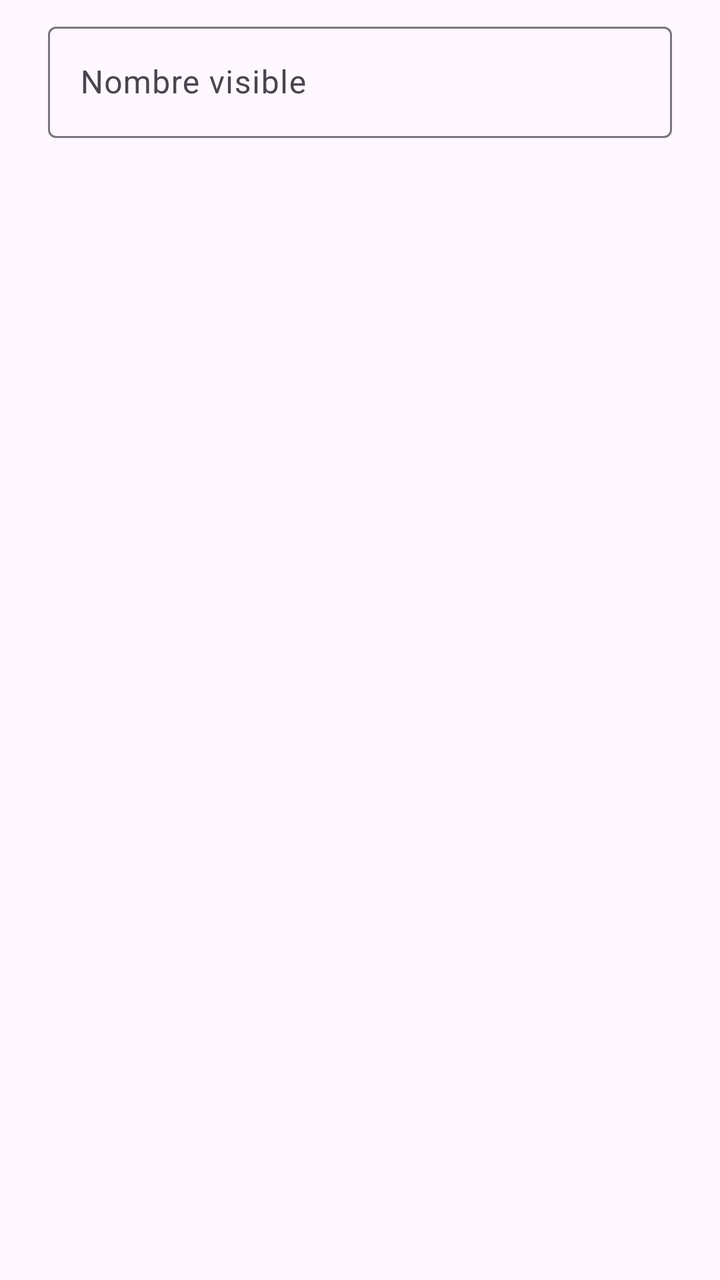
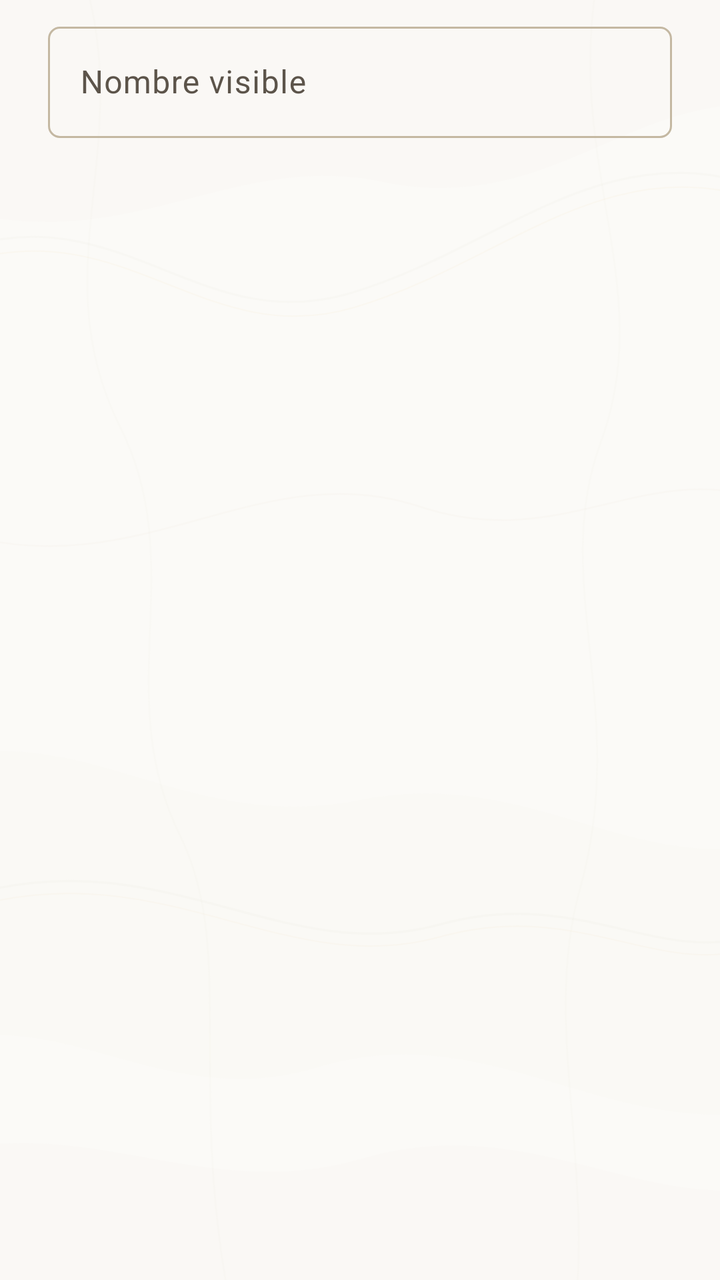

Screens rendered from an Android XML layout before and after an edit, with the pre-edit source and the edit as a unified diff.
<!-- AndroidManifest.xml: application theme Theme.DronePatrol -->
<!-- res/layout/dialog_renombrar.xml -->
<?xml version="1.0" encoding="utf-8"?>
<FrameLayout xmlns:android="http://schemas.android.com/apk/res/android"
    android:layout_width="match_parent"
    android:layout_height="wrap_content"
    android:paddingStart="24dp"
    android:paddingTop="8dp"
    android:paddingEnd="24dp">

    <com.google.android.material.textfield.TextInputLayout
        style="@style/Widget.Material3.TextInputLayout.OutlinedBox"
        android:layout_width="match_parent"
        android:layout_height="wrap_content"
        android:hint="Nombre visible">

        <com.google.android.material.textfield.TextInputEditText
            android:id="@+id/editDisplayName"
            android:layout_width="match_parent"
            android:layout_height="wrap_content"
            android:inputType="text"
            android:maxLength="40" />
    </com.google.android.material.textfield.TextInputLayout>
</FrameLayout>
<!-- resources referenced by this layout -->
<resources>
  <style name="Theme.DronePatrol" parent="Theme.Material3.DayNight.NoActionBar" />
</resources>

<!-- the commit's change to res/layout/dialog_renombrar.xml (unified diff, before → after) -->
@@ -10,7 +10,7 @@
         style="@style/Widget.Material3.TextInputLayout.OutlinedBox"
         android:layout_width="match_parent"
         android:layout_height="wrap_content"
-        android:hint="Nombre visible">
+        android:hint="@string/main_nombre_visible">
 
         <com.google.android.material.textfield.TextInputEditText
             android:id="@+id/editDisplayName"
<!-- resource entries referenced after the edit -->
@@ -1,5 +1,245 @@
 <!-- resources referenced by this layout -->
 <resources>
-  <style name="Theme.DronePatrol" parent="Theme.Material3.DayNight.NoActionBar" />
+  <string name="main_nombre_visible">Nombre visible</string>
+  <style name="Theme.DronePatrol" parent="Theme.Material3.Light.NoActionBar">
+  
+          
+          <item name="colorPrimary">@color/oro_oscuro</item>
+          <item name="colorOnPrimary">@color/marmol_0</item>
+          <item name="colorPrimaryContainer">@color/oro_claro</item>
+          <item name="colorOnPrimaryContainer">@color/tinta</item>
+  
+          <item name="colorSecondary">@color/tinta_media</item>
+          <item name="colorOnSecondary">@color/marmol_0</item>
+          <item name="colorSecondaryContainer">@color/marmol_2</item>
+          <item name="colorOnSecondaryContainer">@color/tinta</item>
+  
+          <item name="colorTertiary">@color/estado_info</item>
+          <item name="colorOnTertiary">@color/marmol_0</item>
+          <item name="colorTertiaryContainer">@color/estado_info_tenue</item>
+          <item name="colorOnTertiaryContainer">@color/tinta</item>
+  
+          <item name="colorError">@color/estado_peligro</item>
+          <item name="colorOnError">@color/marmol_0</item>
+          <item name="colorErrorContainer">@color/estado_peligro_tenue</item>
+          <item name="colorOnErrorContainer">@color/estado_peligro</item>
+  
+          
+          <item name="android:colorBackground">@color/marmol_0</item>
+          <item name="colorOnBackground">@color/tinta</item>
+          <item name="colorSurface">@color/marmol_1</item>
+          <item name="colorOnSurface">@color/tinta</item>
+          <item name="colorSurfaceVariant">@color/marmol_2</item>
+          <item name="colorOnSurfaceVariant">@color/tinta_media</item>
+          <item name="colorSurfaceDim">@color/marmol_2</item>
+          <item name="colorSurfaceBright">@color/marmol_0</item>
+          <item name="colorSurfaceContainerLowest">@color/marmol_0</item>
+          <item name="colorSurfaceContainerLow">@color/marmol_1</item>
+          <item name="colorSurfaceContainer">@color/marmol_1</item>
+          <item name="colorSurfaceContainerHigh">@color/marmol_2</item>
+          <item name="colorSurfaceContainerHighest">@color/marmol_3</item>
+          <item name="colorSurfaceInverse">@color/tinta</item>
+          <item name="colorOnSurfaceInverse">@color/marmol_0</item>
+  
+          
+          <item name="colorOutline">@color/veta_fuerte</item>
+          <item name="colorOutlineVariant">@color/veta</item>
+  
+          <item name="colorControlNormal">@color/tinta_media</item>
+          <item name="colorControlActivated">@color/oro_oscuro</item>
+          <item name="colorControlHighlight">@color/pulsacion_oro</item>
+  
+          <item name="android:textColorPrimary">@color/tinta</item>
+          <item name="android:textColorSecondary">@color/tinta_media</item>
+          <item name="android:textColorTertiary">@color/tinta_suave</item>
+          <item name="android:textColorHint">@color/tinta_suave</item>
+          <item name="android:textColorLink">@color/oro_oscuro</item>
+          <item name="android:textColorHighlight">@color/oro_claro</item>
+  
+          
+          <item name="android:windowBackground">@drawable/fondo_marmol</item>
+          <item name="android:statusBarColor">@color/marmol_0</item>
+          <item name="android:navigationBarColor">@color/marmol_0</item>
+          <item name="android:windowLightStatusBar">true</item>
+          <item name="android:windowLightNavigationBar">true</item>
+  
+          
+          <item name="textAppearanceHeadlineSmall">@style/TextAppearance.DronePatrol.Titulo</item>
+          <item name="textAppearanceTitleLarge">@style/TextAppearance.DronePatrol.TituloSeccion</item>
+  
+          
+          <item name="materialCardViewStyle">@style/Widget.DronePatrol.Tarjeta</item>
+          <item name="materialButtonStyle">@style/Widget.DronePatrol.Boton</item>
+          <item name="materialButtonOutlinedStyle">@style/Widget.DronePatrol.Boton.Secundario</item>
+          <item name="borderlessButtonStyle">@style/Widget.DronePatrol.Boton.Texto</item>
+          <item name="textInputStyle">@style/Widget.DronePatrol.CampoTexto</item>
+          <item name="toolbarStyle">@style/Widget.DronePatrol.BarraSuperior</item>
+          <item name="appBarLayoutStyle">@style/Widget.DronePatrol.BarraSuperior.Contenedor</item>
+          <item name="linearProgressIndicatorStyle">@style/Widget.DronePatrol.BarraProgreso</item>
+          <item name="materialAlertDialogTheme">@style/ThemeOverlay.DronePatrol.Dialogo</item>
+      </style>
+  <color name="oro_oscuro">#8A6A1C</color>
+  <color name="marmol_0">#FBFAF7</color>
+  <color name="oro_claro">#E4CE8A</color>
+  <color name="tinta">#2B2620</color>
+  <color name="tinta_media">#5C544A</color>
+  <color name="marmol_2">#EDE8DE</color>
+  <color name="estado_info">#3D6076</color>
+  <color name="estado_info_tenue">#1A3D6076</color>
+  <color name="estado_peligro">#9C3B30</color>
+  <color name="estado_peligro_tenue">#1A9C3B30</color>
+  <color name="marmol_1">#F5F2EC</color>
+  <color name="marmol_3">#E3DCCE</color>
+  <color name="veta_fuerte">#C4B8A2</color>
+  <color name="veta">#D8CFBE</color>
+  <color name="pulsacion_oro">#26B8912F</color>
+  <color name="tinta_suave">#8A8073</color>
+  <!-- drawable fondo_marmol (drawable) -->
+  <?xml version="1.0" encoding="utf-8"?>
+  <layer-list xmlns:android="http://schemas.android.com/apk/res/android">
+      <item android:drawable="@color/marmol_0" />
+      <item android:drawable="@drawable/veta_marmol" />
+  </layer-list>
+  <style name="TextAppearance.DronePatrol.Titulo" parent="TextAppearance.Material3.HeadlineSmall">
+          <item name="android:fontFamily">serif</item>
+          <item name="fontFamily">serif</item>
+          <item name="android:textColor">@color/tinta</item>
+          <item name="android:letterSpacing">0</item>
+      </style>
+  <style name="TextAppearance.DronePatrol.TituloSeccion" parent="TextAppearance.Material3.TitleLarge">
+          <item name="android:fontFamily">serif</item>
+          <item name="fontFamily">serif</item>
+          <item name="android:textColor">@color/tinta</item>
+          <item name="android:letterSpacing">0</item>
+      </style>
+  <style name="Widget.DronePatrol.Tarjeta" parent="Widget.Material3.CardView.Outlined">
+          <item name="cardBackgroundColor">@color/marmol_1</item>
+          <item name="strokeColor">@color/veta</item>
+          <item name="strokeWidth">@dimen/borde_veta</item>
+          <item name="cardCornerRadius">@dimen/radio</item>
+          <item name="cardElevation">@dimen/elevacion_tarjeta</item>
+      </style>
+  <style name="Widget.DronePatrol.Boton" parent="Widget.Material3.Button">
+          <item name="backgroundTint">@color/relleno_boton_oro</item>
+          <item name="android:textColor">@color/texto_boton_oro</item>
+          <item name="android:foreground">@drawable/velo_metalico</item>
+          <item name="iconTint">@color/texto_boton_oro</item>
+          <item name="rippleColor">@color/pulsacion_tinta</item>
+          <item name="cornerRadius">@dimen/radio_chico</item>
+          <item name="elevation">0dp</item>
+          <item name="android:stateListAnimator">@null</item>
+          <item name="android:insetTop">0dp</item>
+          <item name="android:insetBottom">0dp</item>
+          <item name="android:minHeight">@dimen/alto_boton</item>
+          <item name="android:textAllCaps">false</item>
+          <item name="android:letterSpacing">0.02</item>
+      </style>
+  <style name="Widget.DronePatrol.Boton.Secundario" parent="Widget.Material3.Button.OutlinedButton">
+          <item name="backgroundTint">@color/marmol_1</item>
+          <item name="strokeColor">@color/borde_boton_secundario</item>
+          <item name="strokeWidth">@dimen/borde_veta</item>
+          <item name="android:textColor">@color/texto_boton_secundario</item>
+          <item name="iconTint">@color/texto_boton_secundario</item>
+          <item name="rippleColor">@color/pulsacion_oro</item>
+          <item name="cornerRadius">@dimen/radio_chico</item>
+          <item name="android:insetTop">0dp</item>
+          <item name="android:insetBottom">0dp</item>
+          <item name="android:minHeight">@dimen/alto_boton</item>
+          <item name="android:textAllCaps">false</item>
+          <item name="android:letterSpacing">0.02</item>
+      </style>
+  <style name="Widget.DronePatrol.Boton.Texto" parent="Widget.Material3.Button.TextButton">
+          <item name="android:textColor">@color/oro_oscuro</item>
+          <item name="iconTint">@color/oro_oscuro</item>
+          <item name="rippleColor">@color/pulsacion_oro</item>
+          <item name="cornerRadius">@dimen/radio_chico</item>
+          <item name="android:insetTop">0dp</item>
+          <item name="android:insetBottom">0dp</item>
+          <item name="android:textAllCaps">false</item>
+      </style>
+  <style name="Widget.DronePatrol.CampoTexto" parent="Widget.Material3.TextInputLayout.OutlinedBox">
+          <item name="boxBackgroundColor">@color/marmol_0</item>
+          <item name="boxStrokeColor">@color/borde_campo</item>
+          <item name="boxStrokeErrorColor">@color/estado_peligro</item>
+          <item name="boxStrokeWidth">@dimen/borde_veta</item>
+          <item name="boxStrokeWidthFocused">@dimen/grosor_filo</item>
+          <item name="boxCornerRadiusTopStart">@dimen/radio_chico</item>
+          <item name="boxCornerRadiusTopEnd">@dimen/radio_chico</item>
+          <item name="boxCornerRadiusBottomStart">@dimen/radio_chico</item>
+          <item name="boxCornerRadiusBottomEnd">@dimen/radio_chico</item>
+          <item name="hintTextColor">@color/oro_oscuro</item>
+          <item name="android:textColorHint">@color/tinta_suave</item>
+          <item name="endIconTint">@color/tinta_media</item>
+      </style>
+  <style name="Widget.DronePatrol.BarraSuperior" parent="Widget.Material3.Toolbar">
+          <item name="android:background">@drawable/fondo_barra_superior</item>
+          <item name="titleTextColor">@color/tinta</item>
+          <item name="subtitleTextColor">@color/tinta_media</item>
+          <item name="navigationIconTint">@color/tinta_media</item>
+      </style>
+  <style name="Widget.DronePatrol.BarraSuperior.Contenedor" parent="Widget.Material3.AppBarLayout">
+          <item name="android:background">@android:color/transparent</item>
+          <item name="elevation">0dp</item>
+          <item name="liftOnScroll">false</item>
+      </style>
+  <style name="Widget.DronePatrol.BarraProgreso" parent="Widget.Material3.LinearProgressIndicator">
+          <item name="indicatorColor">@color/oro_oscuro</item>
+          <item name="trackColor">@color/marmol_3</item>
+          <item name="trackThickness">@dimen/grosor_barra_progreso</item>
+          <item name="trackCornerRadius">4dp</item>
+      </style>
+  <style name="ThemeOverlay.DronePatrol.Dialogo" parent="ThemeOverlay.Material3.MaterialAlertDialog">
+          <item name="colorSurface">@color/marmol_1</item>
+          <item name="colorSurfaceContainerHigh">@color/marmol_1</item>
+          <item name="android:colorBackground">@color/marmol_1</item>
+          <item name="colorOnSurface">@color/tinta</item>
+          <item name="buttonBarPositiveButtonStyle">@style/Widget.DronePatrol.Boton.Dialogo</item>
+          <item name="buttonBarNegativeButtonStyle">@style/Widget.DronePatrol.Boton.Dialogo</item>
+          <item name="buttonBarNeutralButtonStyle">@style/Widget.DronePatrol.Boton.Dialogo</item>
+      </style>
+  <!-- drawable veta_marmol: vector/xml drawable (drawable, 2446 chars, omitted) -->
+  <dimen name="borde_veta">1dp</dimen>
+  <dimen name="radio">10dp</dimen>
+  <dimen name="elevacion_tarjeta">1dp</dimen>
+  <!-- drawable velo_metalico (drawable) -->
+  <?xml version="1.0" encoding="utf-8"?>
+  <shape xmlns:android="http://schemas.android.com/apk/res/android"
+      android:shape="rectangle">
+      <gradient
+          android:angle="270"
+          android:centerColor="#00FFFFFF"
+          android:endColor="#0D2B2620"
+          android:startColor="#1AFFFFFF"
+          android:type="linear" />
+      <corners android:radius="@dimen/radio_chico" />
+  </shape>
+  <color name="pulsacion_tinta">#1F2B2620</color>
+  <dimen name="radio_chico">6dp</dimen>
+  <dimen name="alto_boton">48dp</dimen>
+  <dimen name="grosor_filo">2dp</dimen>
+  <!-- drawable fondo_barra_superior (drawable) -->
+  <?xml version="1.0" encoding="utf-8"?>
+  <layer-list xmlns:android="http://schemas.android.com/apk/res/android">
+      <item android:drawable="@color/marmol_0" />
+      <item android:gravity="bottom">
+          <shape android:shape="rectangle">
+              <size android:height="@dimen/borde_veta" />
+              <gradient
+                  android:angle="0"
+                  android:centerColor="@color/oro"
+                  android:endColor="@color/oro_lamina_reflejo"
+                  android:startColor="@color/oro_oscuro"
+                  android:type="linear" />
+          </shape>
+      </item>
+  </layer-list>
+  <dimen name="grosor_barra_progreso">8dp</dimen>
+  <style name="Widget.DronePatrol.Boton.Dialogo" parent="Widget.Material3.Button.TextButton.Dialog">
+          <item name="android:textColor">@color/oro_oscuro</item>
+          <item name="rippleColor">@color/pulsacion_oro</item>
+          <item name="android:textAllCaps">false</item>
+      </style>
+  <color name="oro">#B8912F</color>
+  <color name="oro_lamina_reflejo">#F0E3B8</color>
 </resources>
 
